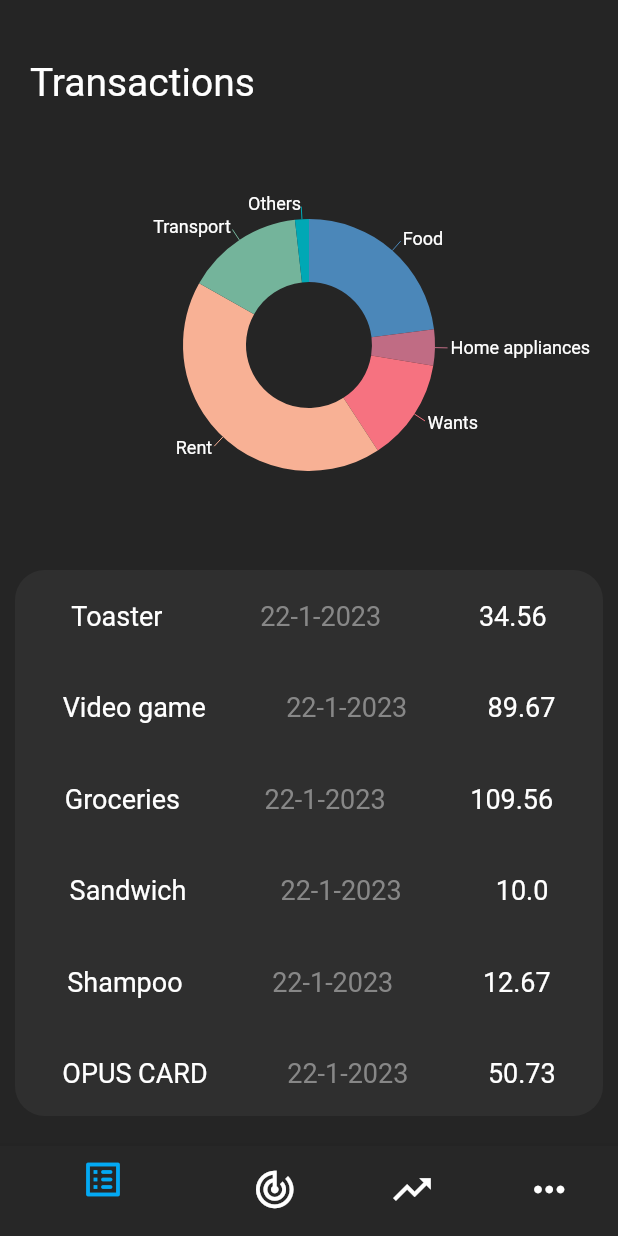
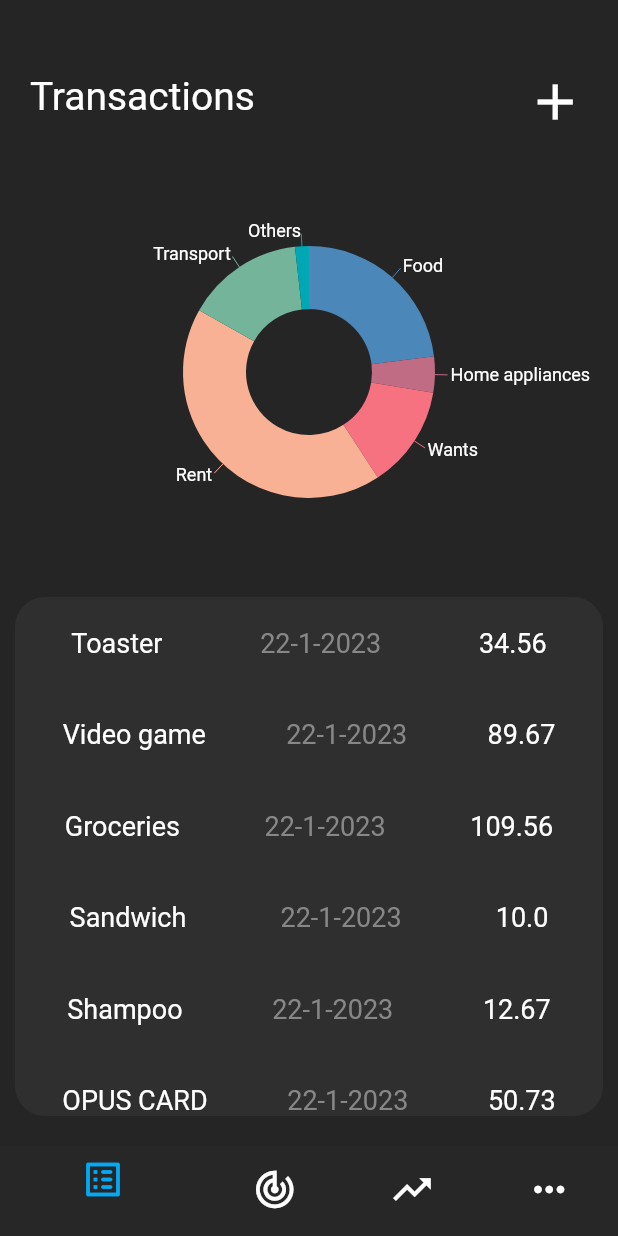
Before and after one commit to iKozay/myMoney, a Flutter app: the screen it shows after launch, on a phone screen of 412 x 824 dp. Run offline on Flutter 3.47's test engine with Material 2 defaults, Android fonts, the phone set to English and light mode, and no system bars; drawn by our look-alikes of flutter_slidable; our stand-ins replace google_fonts, syncfusion_flutter_charts; missing offline and left inert: mysql1; statements that could not run were skipped.

Commit message:
Edit Transaction

```diff
--- a/lib/page-1/TransactionPage.dart
+++ b/lib/page-1/TransactionPage.dart
@@ -32,9 +32,30 @@ class TransactionPageState extends State<TransactionPage> {
       child: Column(
         crossAxisAlignment: CrossAxisAlignment.start,
         children: [
-          const Padding(
+          Padding(
             padding: EdgeInsets.only(left:10, bottom:10, top: 20),
-            child: Text("Transactions", style: TextStyle(color: Color(0xffffffff), fontSize: 26,),textAlign: TextAlign.left,),
+            child: Row(
+              crossAxisAlignment: CrossAxisAlignment.center,
+//              mainAxisAlignment: MainAxisAlignment.center,
+              children: [
+                Expanded(flex:5,child: Text("Transactions", style: TextStyle(color: Color(0xffffffff), fontSize: 26,),textAlign: TextAlign.left,)),
+                Expanded(
+                  child: IconButton(
+                    icon: const Icon(Icons.add, size: 40,),
+                    color: Colors.white,
+                    onPressed: () {
+                      setState(() {
+                        tblModel newTransaction = tblModel(tblModel.list.last.id+1,"Transaction",0,DateTime.now(),1);
+                        Navigator.push(
+                          context,
+                          MaterialPageRoute(builder: (context) => EditTransaction(selectedTransaction: newTransaction,)),
+                        );
+                      });
+                    },
+                  ),
+                ),
+              ],
+            ),
           ),
           Center(
             child: SfCircularChart(
@@ -94,7 +115,7 @@ class TransactionPageState extends State<TransactionPage> {
                             onPressed: (BuildContext context) {
                               Navigator.push(
                                 context,
-                                MaterialPageRoute(builder: (context) => const EditTransaction()),
+                                MaterialPageRoute(builder: (context) => EditTransaction(selectedTransaction: tblModel.list[index])),
                               );
                             },
                             backgroundColor: Color(0xFF21B7CA),
```
Also changed, not shown: lib/page-1/EditTransaction.dart (+76 -13 lines).
